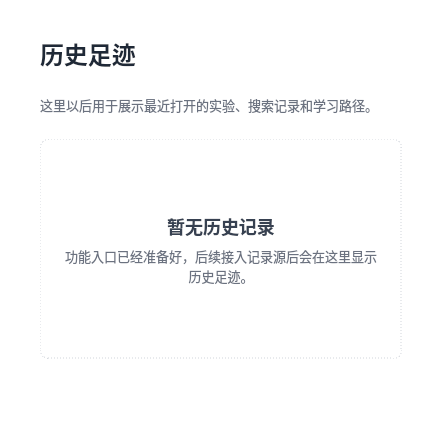
Before: the Qt Designer form EzLaboratory/source/frontend/pages/history/HistoryPage.ui in Shulincooky/EzLaboratory, drawn with Qt 5.
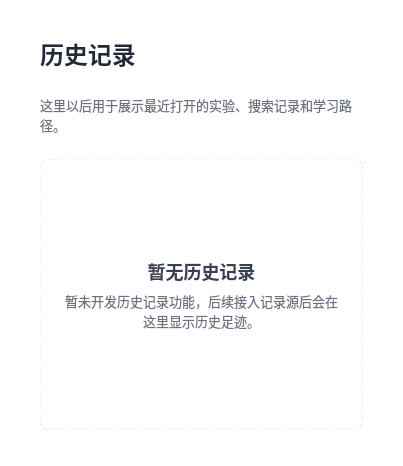
After: the same form once the commit is applied.

The edit to the form file:
```diff
--- a/EzLaboratory/source/frontend/pages/history/HistoryPage.ui
+++ b/EzLaboratory/source/frontend/pages/history/HistoryPage.ui
@@ -2,6 +2,14 @@
 <ui version="4.0">
  <class>HistoryPage</class>
  <widget class="QWidget" name="HistoryPage">
+  <property name="geometry">
+   <rect>
+    <x>0</x>
+    <y>0</y>
+    <width>403</width>
+    <height>466</height>
+   </rect>
+  </property>
   <property name="styleSheet">
    <string notr="true">QWidget#HistoryPage {
     background: #FFFFFF;
@@ -49,7 +57,7 @@
    <item>
     <widget class="QLabel" name="titleLabel">
      <property name="text">
-      <string>历史足迹</string>
+      <string>历史记录</string>
      </property>
     </widget>
    </item>
@@ -113,7 +121,7 @@
       <item>
        <widget class="QLabel" name="emptyBodyLabel">
         <property name="text">
-         <string>功能入口已经准备好，后续接入记录源后会在这里显示历史足迹。</string>
+         <string>暂未开发历史记录功能，后续接入记录源后会在这里显示历史足迹。</string>
         </property>
         <property name="alignment">
          <set>Qt::AlignmentFlag::AlignCenter</set>
@@ -139,19 +147,6 @@
      </layout>
     </widget>
    </item>
-   <item>
-    <spacer name="pageBottomSpacer">
-     <property name="orientation">
-      <enum>Qt::Orientation::Vertical</enum>
-     </property>
-     <property name="sizeHint" stdset="0">
-      <size>
-       <width>20</width>
-       <height>40</height>
-      </size>
-     </property>
-    </spacer>
-   </item>
   </layout>
  </widget>
  <resources/>
```
Left out of the diff: 6 changed lines with no effect on the pictures.
